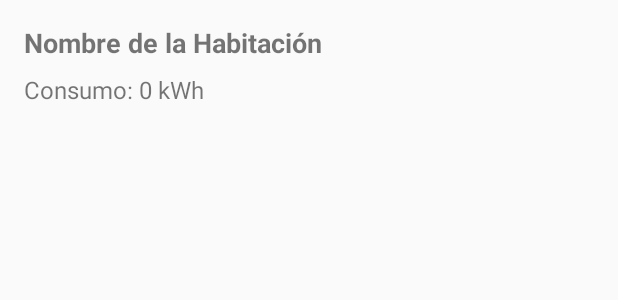
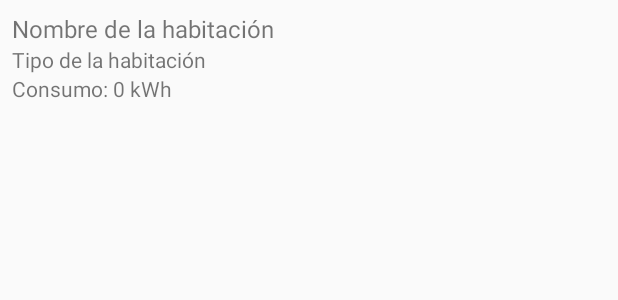
Before and after one commit to franlopezsoto/MonConsumo, an Android app: the layout room_item.xml on its own in the app's theme, with its tools: preview values and no code run, on a phone screen of 412 x 824 dp. Shown: the top 300 px of the screen. Run offline under Robolectric (Android 15) with nearby library versions, the phone set to English and light mode, and no system bars.

Commit message:
Pretty much complete

```diff
--- a/app/build.gradle.kts
+++ b/app/build.gradle.kts
@@ -47,7 +47,7 @@ dependencies {
         implementation("androidx.core:core-ktx:1.8.0")
         implementation("androidx.lifecycle:lifecycle-runtime-ktx:2.5.1")
         implementation("androidx.appcompat:appcompat:1.3.1")
-        implementation("androidx.recyclerview:recyclerview:1.2.1")
+        implementation(libs.androidx.recyclerview.v121)
         testImplementation("junit:junit:4.13.2")
         androidTestImplementation("androidx.test.ext:junit:1.1.3")
         androidTestImplementation("androidx.test.espresso:espresso-core:3.4.0")
--- a/app/src/main/res/layout/activity_main.xml
+++ b/app/src/main/res/layout/activity_main.xml
@@ -15,9 +15,9 @@
         android:textSize="18sp"
         android:layout_marginBottom="16dp"/>
 
-    <!-- RecyclerView para mostrar la lista de habitaciones -->
-    <RecyclerView
-        android:id="@+id/roomRecyclerView"
+    <!-- ListView para mostrar la lista de habitaciones -->
+    <ListView
+        android:id="@+id/roomListView"
         android:layout_width="match_parent"
         android:layout_height="0dp"
         android:layout_weight="1"
--- a/app/src/main/res/layout/room_item.xml
+++ b/app/src/main/res/layout/room_item.xml
@@ -1,23 +1,33 @@
 <?xml version="1.0" encoding="utf-8"?>
-<LinearLayout xmlns:android="http://schemas.android.com/apk/res/android"
+<LinearLayout
+    xmlns:android="http://schemas.android.com/apk/res/android"
     android:layout_width="match_parent"
     android:layout_height="wrap_content"
     android:orientation="vertical"
-    android:padding="16dp">
+    android:padding="8dp">
 
+    <!-- Nombre de la habitación -->
     <TextView
         android:id="@+id/roomNameTextView"
         android:layout_width="wrap_content"
         android:layout_height="wrap_content"
-        android:text="Nombre de la Habitación"
-        android:textSize="18sp"
-        android:textStyle="bold" />
+        android:text="Nombre de la habitación"
+        android:textSize="16sp"/>
 
+    <!-- Tipo de la habitación -->
+    <TextView
+        android:id="@+id/roomTypeTextView"
+        android:layout_width="wrap_content"
+        android:layout_height="wrap_content"
+        android:text="Tipo de la habitación"
+        android:textSize="14sp"/>
+
+    <!-- Consumo de la habitación -->
     <TextView
         android:id="@+id/roomConsumptionTextView"
         android:layout_width="wrap_content"
         android:layout_height="wrap_content"
         android:text="Consumo: 0 kWh"
-        android:textSize="16sp"
-        android:layout_marginTop="8dp" />
+        android:textSize="14sp"/>
+
 </LinearLayout>
--- a/gradle/libs.versions.toml
+++ b/gradle/libs.versions.toml
@@ -10,9 +10,11 @@ activityCompose = "1.9.2"
 composeBom = "2024.04.01"
 appcompat = "1.7.0"
 recyclerview = "1.3.2"
+recyclerviewVersion = "1.2.1"
 
 [libraries]
 androidx-core-ktx = { group = "androidx.core", name = "core-ktx", version.ref = "coreKtx" }
+androidx-recyclerview-v121 = { module = "androidx.recyclerview:recyclerview", version.ref = "recyclerviewVersion" }
 junit = { group = "junit", name = "junit", version.ref = "junit" }
 androidx-junit = { group = "androidx.test.ext", name = "junit", version.ref = "junitVersion" }
 androidx-espresso-core = { group = "androidx.test.espresso", name = "espresso-core", version.ref = "espressoCore" }
```
Also changed, not shown: app/src/main/java/com/example/monitoreoconsumodelhogar/MainActivity.java (+33 -10 lines), app/src/main/java/com/example/monitoreoconsumodelhogar/Room.java (+9 -3 lines), app/src/main/java/com/example/monitoreoconsumodelhogar/RoomAdapter.java (deleted, +0 -47 lines), app/src/main/java/com/example/monitoreoconsumodelhogar/RoomListAdapter.java (added, +44 -0 lines).
